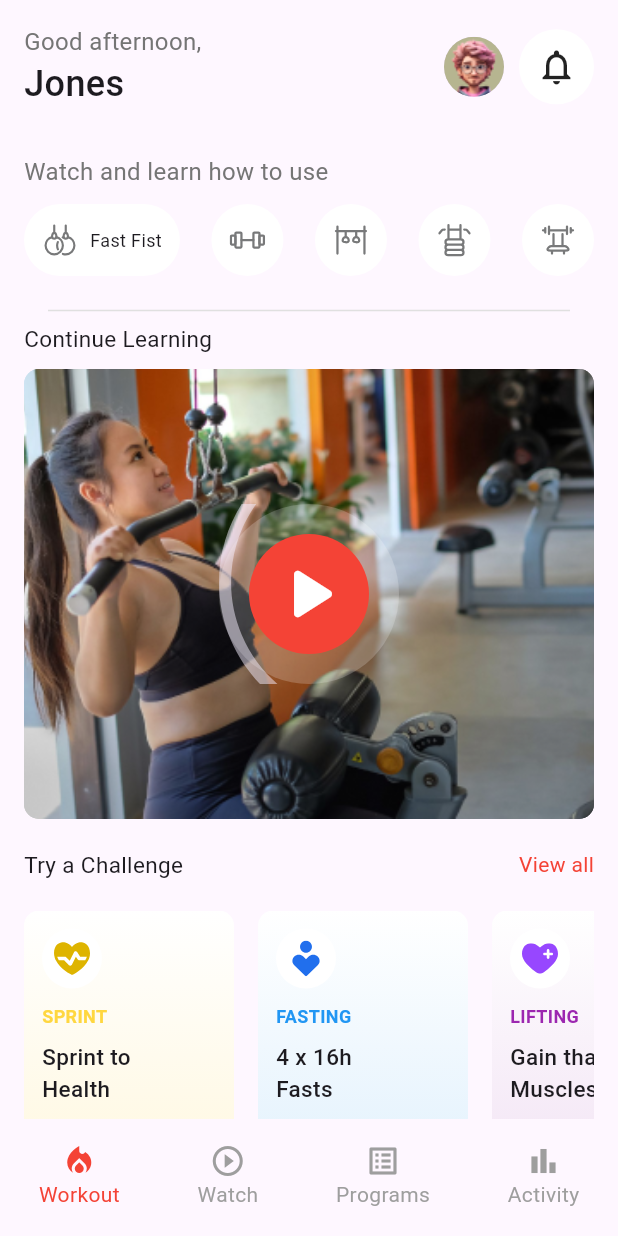
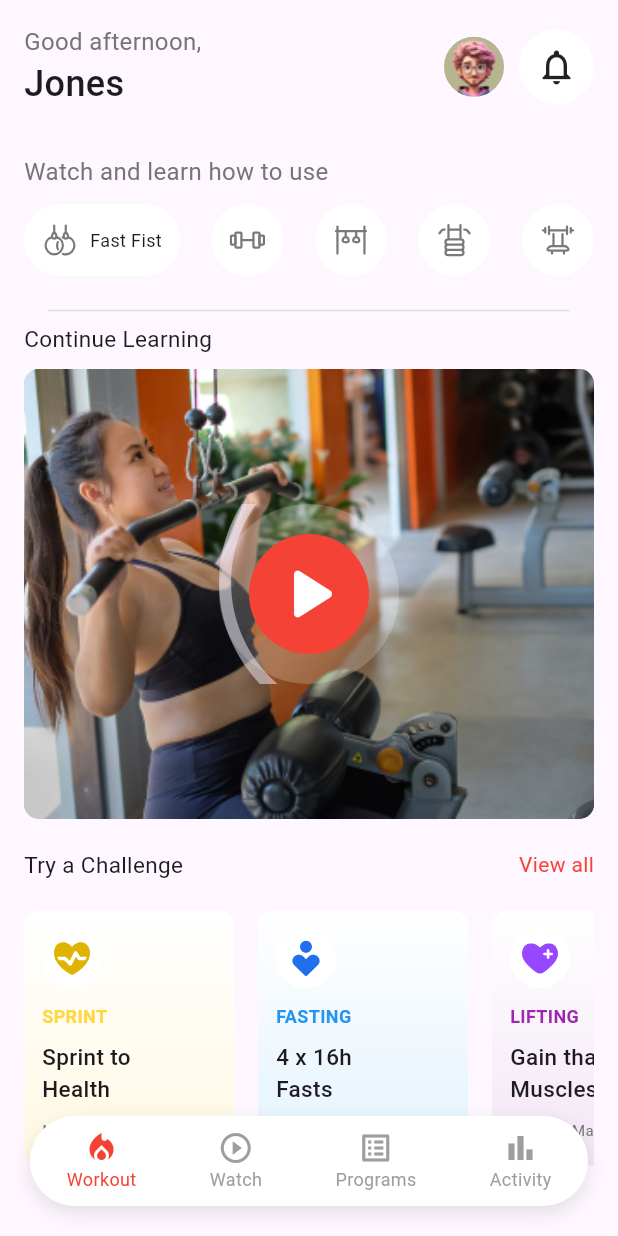
Before and after one commit to Cypher-O/latana, a Flutter app: the HomePage screen opened directly, on a phone screen of 412 x 824 dp. Run offline on Flutter 3.47's test engine with Material 3 defaults, Android fonts, the phone set to English and light mode, and no system bars; our stand-ins replace flutter_svg, stacked, stacked_services.

Commit message:
minor changes, bottom navbar improvement & code cleanup

```diff
--- a/lib/app/app.dart
+++ b/lib/app/app.dart
@@ -1,5 +1,5 @@
-import 'package:latana/views/home_page.dart';
-import 'package:latana/views/login_page.dart';
+import 'package:latana/views/pages/home_page.dart';
+import 'package:latana/views/pages/login_page.dart';
 import 'package:stacked/stacked_annotations.dart';
 import 'package:stacked_services/stacked_services.dart';
 
--- a/lib/main.dart
+++ b/lib/main.dart
@@ -1,6 +1,5 @@
 import 'package:flutter/material.dart';
-import 'package:latana/views/login_page.dart';
-import 'package:stacked_services/stacked_services.dart';
+import 'package:latana/views/pages/login_page.dart';
 
 void main() {
   runApp(const MyApp());
--- a/lib/viewmodel/home.dart
+++ b/lib/viewmodel/home.dart
@@ -5,6 +5,13 @@ import 'package:stacked/stacked.dart';
 
 class HomeViewModel extends BaseViewModel {
   String get userName => 'Jones';
+  int _selectedNavIndex = 0;
+  int get selectedNavIndex => _selectedNavIndex;
+
+  void setSelectedNavIndex(int index) {
+    _selectedNavIndex = index;
+    notifyListeners();
+  }
 
   List<Challenge> get challenges => [
         Challenge(
--- a/lib/viewmodel/login.dart
+++ b/lib/viewmodel/login.dart
@@ -1,5 +1,5 @@
 import 'package:flutter/material.dart';
-import 'package:latana/views/home_page.dart';
+import 'package:latana/views/pages/home_page.dart';
 import 'package:stacked/stacked.dart';
 
 class LoginViewModel extends BaseViewModel {
--- a/lib/views/home_page.dart
+++ b/lib/views/pages/home_page.dart
@@ -1,6 +1,7 @@
 import 'package:flutter/material.dart';
 import 'package:latana/models/challenge.dart';
 import 'package:latana/viewmodel/home.dart';
+import 'package:latana/views/widgets/floating_bottom_navbar.dart';
 import 'package:stacked/stacked.dart';
 import 'package:flutter_svg/flutter_svg.dart';
 
@@ -10,7 +11,9 @@ class HomePage extends StackedView<HomeViewModel> {
   @override
   Widget builder(BuildContext context, HomeViewModel viewModel, Widget? child) {
     return Scaffold(
-      body: SafeArea(
+      body: Stack(
+        children: [
+          SafeArea(
             child: Padding(
               padding: const EdgeInsets.all(16.0),
               child: SingleChildScrollView(
@@ -43,14 +46,15 @@ class HomePage extends StackedView<HomeViewModel> {
               ),
             ),
           ),
-      bottomNavigationBar: Padding(
-        padding: const EdgeInsets.only(
-          bottom: 18.0,
+          FloatingBottomNavBar(
+            selectedIndex: viewModel.selectedNavIndex,
+            onItemSelected: viewModel.setSelectedNavIndex,
           ),
-        child: _buildBottomNavBar(viewModel),
+        ],
       ),
     );
   }
+
 
   Widget _buildHeader(HomeViewModel viewModel) {
     return Row(
@@ -248,34 +252,6 @@ class HomePage extends StackedView<HomeViewModel> {
     );
   }
 
-  // Widget _buildChallengeCard(Challenge challenge) {
-  //   return Container(
-  //     width: 110,
-  //     padding: const EdgeInsets.all(12),
-  //     decoration: BoxDecoration(
-  //       color: challenge.color.withOpacity(0.1),
-  //       borderRadius: BorderRadius.circular(10),
-  //     ),
-  //     child: Column(
-  //       crossAxisAlignment: CrossAxisAlignment.start,
-  //       children: [
-  //         challenge.icon is IconData
-  //             ? Icon(challenge.icon as IconData,
-  //                 color: challenge.color, size: 24)
-  //             : SizedBox(
-  //                 width: 24, height: 24, child: challenge.icon as Widget),
-  //         const SizedBox(height: 8),
-  //         Text(challenge.name,
-  //             style:
-  //                 const TextStyle(fontWeight: FontWeight.bold, fontSize: 14)),
-  //         Text(challenge.description, style: const TextStyle(fontSize: 12)),
-  //         const SizedBox(height: 4),
-  //         Text(challenge.duration,
-  //             style: TextStyle(fontSize: 10, color: Colors.grey[600])),
-  //       ],
-  //     ),
-  //   );
-  // }
   Widget _buildChallengeCard(Challenge challenge) {
     return Container(
       width: 140,
@@ -334,29 +310,6 @@ class HomePage extends StackedView<HomeViewModel> {
     );
   }
 
-  Widget _buildBottomNavBar(HomeViewModel viewModel) {
-    return Row(
-      mainAxisAlignment: MainAxisAlignment.spaceAround,
-      children: [
-        _buildNavBarItem(Icons.local_fire_department, 'Workout', true),
-        _buildNavBarItem(Icons.play_circle_outline, 'Watch', false),
-        _buildNavBarItem(Icons.list_alt, 'Programs', false),
-        _buildNavBarItem(Icons.bar_chart, 'Activity', false),
-      ],
-    );
-  }
-
-  Widget _buildNavBarItem(IconData icon, String label, bool isActive) {
-    return Column(
-      mainAxisSize: MainAxisSize.min,
-      children: [
-        Icon(icon, color: isActive ? Colors.red : Colors.grey),
-        Text(label,
-            style: TextStyle(color: isActive ? Colors.red : Colors.grey)),
-      ],
-    );
-  }
-
   @override
   HomeViewModel viewModelBuilder(BuildContext context) => HomeViewModel();
 }
--- /dev/null
+++ b/lib/views/widgets/floating_bottom_navbar.dart
@@ -0,0 +1,67 @@
+import 'package:flutter/material.dart';
+
+class FloatingBottomNavBar extends StatelessWidget {
+  final int selectedIndex;
+  final Function(int) onItemSelected;
+
+  const FloatingBottomNavBar({
+    super.key,
+    required this.selectedIndex,
+    required this.onItemSelected,
+  });
+
+  @override
+  Widget build(BuildContext context) {
+    return Positioned(
+      left: 20,
+      right: 20,
+      bottom: 20,
+      child: Container(
+        height: 60,
+        decoration: BoxDecoration(
+          color: Colors.white,
+          borderRadius: BorderRadius.circular(30),
+          boxShadow: [
+            BoxShadow(
+              color: Colors.black.withOpacity(0.1),
+              blurRadius: 10,
+              offset: const Offset(0, 5),
+            ),
+          ],
+        ),
+        child: Row(
+          mainAxisAlignment: MainAxisAlignment.spaceAround,
+          children: [
+            _buildNavItem(Icons.local_fire_department, 'Workout', 0),
+            _buildNavItem(Icons.play_circle_outline, 'Watch', 1),
+            _buildNavItem(Icons.list_alt, 'Programs', 2),
+            _buildNavItem(Icons.bar_chart, 'Activity', 3),
+          ],
+        ),
+      ),
+    );
+  }
+
+  Widget _buildNavItem(IconData icon, String label, int index) {
+    final isActive = selectedIndex == index;
+    return InkWell(
+      onTap: () => onItemSelected(index),
+      child: Column(
+        mainAxisSize: MainAxisSize.min,
+        children: [
+          Icon(
+            icon,
+            color: isActive ? Colors.red : Colors.grey,
+          ),
+          Text(
+            label,
+            style: TextStyle(
+              color: isActive ? Colors.red : Colors.grey,
+              fontSize: 12,
+            ),
+          ),
+        ],
+      ),
+    );
+  }
+}
```
Also changed, not shown: lib/views/pages/login_page.dart (renamed from lib/views/login_page.dart). Lines whose indentation alone changed are shown as unchanged.
